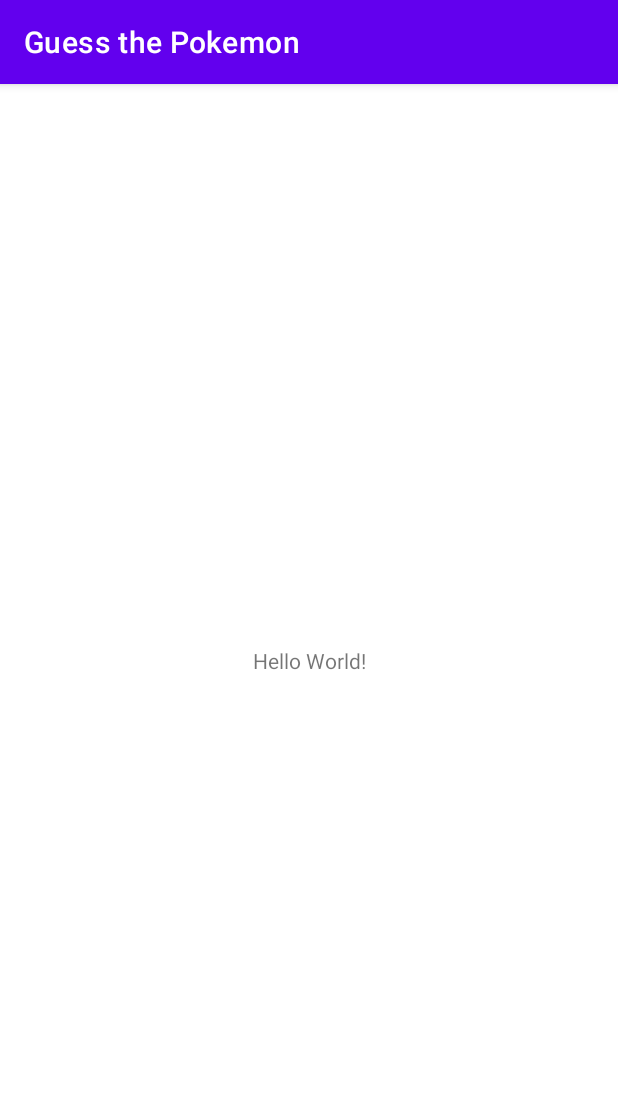
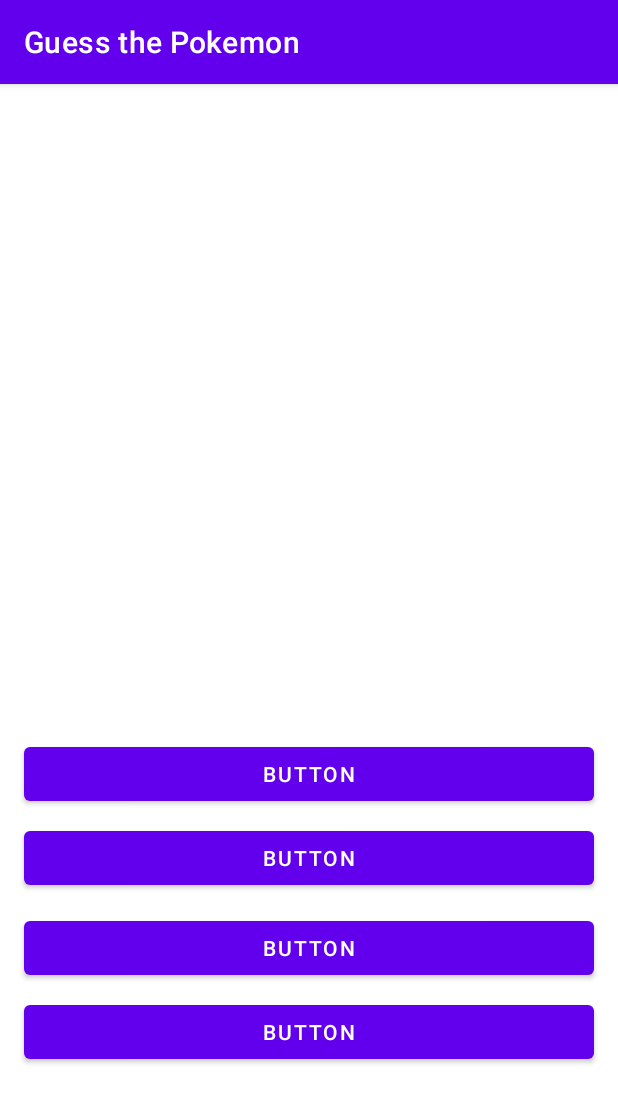
Before and after one commit to RashakDude/GuessThePokemon, an Android app: the screen it shows after launch (MainActivity), on a phone screen of 412 x 824 dp. Shown: the top 1103 px of the screen. Run offline under Robolectric (Android 15) with nearby library versions, the phone set to English and light mode, and no system bars.

Commit message:
connectivity with the website

```diff
--- a/app/src/main/AndroidManifest.xml
+++ b/app/src/main/AndroidManifest.xml
@@ -1,6 +1,8 @@
 <?xml version="1.0" encoding="utf-8"?>
 <manifest xmlns:android="http://schemas.android.com/apk/res/android"
     package="com.example.guessthepokemon">
+
+    <uses-permission android:name="android.permission.INTERNET"/>
 
     <application
         android:allowBackup="true"
--- a/app/src/main/java/com/example/guessthepokemon/MainActivity.java
+++ b/app/src/main/java/com/example/guessthepokemon/MainActivity.java
@@ -2,13 +2,67 @@ package com.example.guessthepokemon;
 
 import androidx.appcompat.app.AppCompatActivity;
 
+import android.os.AsyncTask;
 import android.os.Bundle;
+import android.util.Log;
+import java.io.IOException;
+import java.io.InputStream;
+import java.io.InputStreamReader;
+import java.net.HttpURLConnection;
+import java.net.MalformedURLException;
+import java.net.URL;
+import java.util.concurrent.ExecutionException;
 
 public class MainActivity extends AppCompatActivity {
+
+    public class DownloadTask extends AsyncTask<String, Void, String> {
+
+        @Override
+        protected String doInBackground(String... urls) {
+            String result = "";
+            URL url;
+            HttpURLConnection httpURLConnection;
+            try {
+                url = new URL(urls[0]);
+                httpURLConnection = (HttpURLConnection) url.openConnection();
+                InputStream inputStream = httpURLConnection.getInputStream();
+                InputStreamReader inputStreamReader = new InputStreamReader(inputStream);
+                int data = inputStream.read();
+                while(data!=-1){
+                    result += (char) data;
+                    data = inputStreamReader.read();
+                }
+                return result;
+            }
+            catch (MalformedURLException e) {
+                e.printStackTrace();
+                return null;
+            }
+            catch (IOException e) {
+                e.printStackTrace();
+                return null;
+            }
+
+        }
+    }
 
     @Override
     protected void onCreate(Bundle savedInstanceState) {
         super.onCreate(savedInstanceState);
         setContentView(R.layout.activity_main);
+
+        DownloadTask task = new DownloadTask();
+        String result = null;
+        try {
+            result = task.execute("https://db.pokemongohub.net/pokemon-list/gen-1").get();
+
+        }
+        catch (ExecutionException e) {
+            e.printStackTrace();
+        }
+        catch (InterruptedException e) {
+            e.printStackTrace();
+        }
+
     }
 }
--- a/app/src/main/res/layout/activity_main.xml
+++ b/app/src/main/res/layout/activity_main.xml
@@ -6,13 +6,70 @@
     android:layout_height="match_parent"
     tools:context=".MainActivity">
 
-    <TextView
-        android:layout_width="wrap_content"
+    <ImageView
+        android:id="@+id/imageView"
+        android:layout_width="0dp"
+        android:layout_height="0dp"
+        android:layout_marginStart="16dp"
+        android:layout_marginTop="16dp"
+        android:layout_marginEnd="16dp"
+        android:layout_marginBottom="16dp"
+        app:layout_constraintBottom_toTopOf="@+id/button1"
+        app:layout_constraintEnd_toEndOf="parent"
+        app:layout_constraintStart_toStartOf="parent"
+        app:layout_constraintTop_toTopOf="parent"
+        app:srcCompat="@android:drawable/menuitem_background" />
+
+    <Button
+        android:id="@+id/button1"
+        android:layout_width="0dp"
         android:layout_height="wrap_content"
-        android:text="Hello World!"
+        android:layout_marginStart="16dp"
+        android:layout_marginEnd="16dp"
+        android:layout_marginBottom="284dp"
+        android:text="Button"
         app:layout_constraintBottom_toBottomOf="parent"
-        app:layout_constraintLeft_toLeftOf="parent"
-        app:layout_constraintRight_toRightOf="parent"
-        app:layout_constraintTop_toTopOf="parent" />
+        app:layout_constraintEnd_toEndOf="parent"
+        app:layout_constraintHorizontal_bias="1.0"
+        app:layout_constraintStart_toStartOf="parent" />
+
+    <Button
+        android:id="@+id/button2"
+        android:layout_width="0dp"
+        android:layout_height="wrap_content"
+        android:layout_marginStart="16dp"
+        android:layout_marginEnd="16dp"
+        android:layout_marginBottom="228dp"
+        android:text="Button"
+        app:layout_constraintBottom_toBottomOf="parent"
+        app:layout_constraintEnd_toEndOf="parent"
+        app:layout_constraintHorizontal_bias="1.0"
+        app:layout_constraintStart_toStartOf="parent" />
+
+    <Button
+        android:id="@+id/button3"
+        android:layout_width="0dp"
+        android:layout_height="wrap_content"
+        android:layout_marginStart="16dp"
+        android:layout_marginEnd="16dp"
+        android:layout_marginBottom="168dp"
+        android:text="Button"
+        app:layout_constraintBottom_toBottomOf="parent"
+        app:layout_constraintEnd_toEndOf="parent"
+        app:layout_constraintHorizontal_bias="1.0"
+        app:layout_constraintStart_toStartOf="parent" />
+
+    <Button
+        android:id="@+id/button4"
+        android:layout_width="0dp"
+        android:layout_height="wrap_content"
+        android:layout_marginStart="16dp"
+        android:layout_marginEnd="16dp"
+        android:layout_marginBottom="112dp"
+        android:text="Button"
+        app:layout_constraintBottom_toBottomOf="parent"
+        app:layout_constraintEnd_toEndOf="parent"
+        app:layout_constraintHorizontal_bias="1.0"
+        app:layout_constraintStart_toStartOf="parent" />
 
 </androidx.constraintlayout.widget.ConstraintLayout>
```
